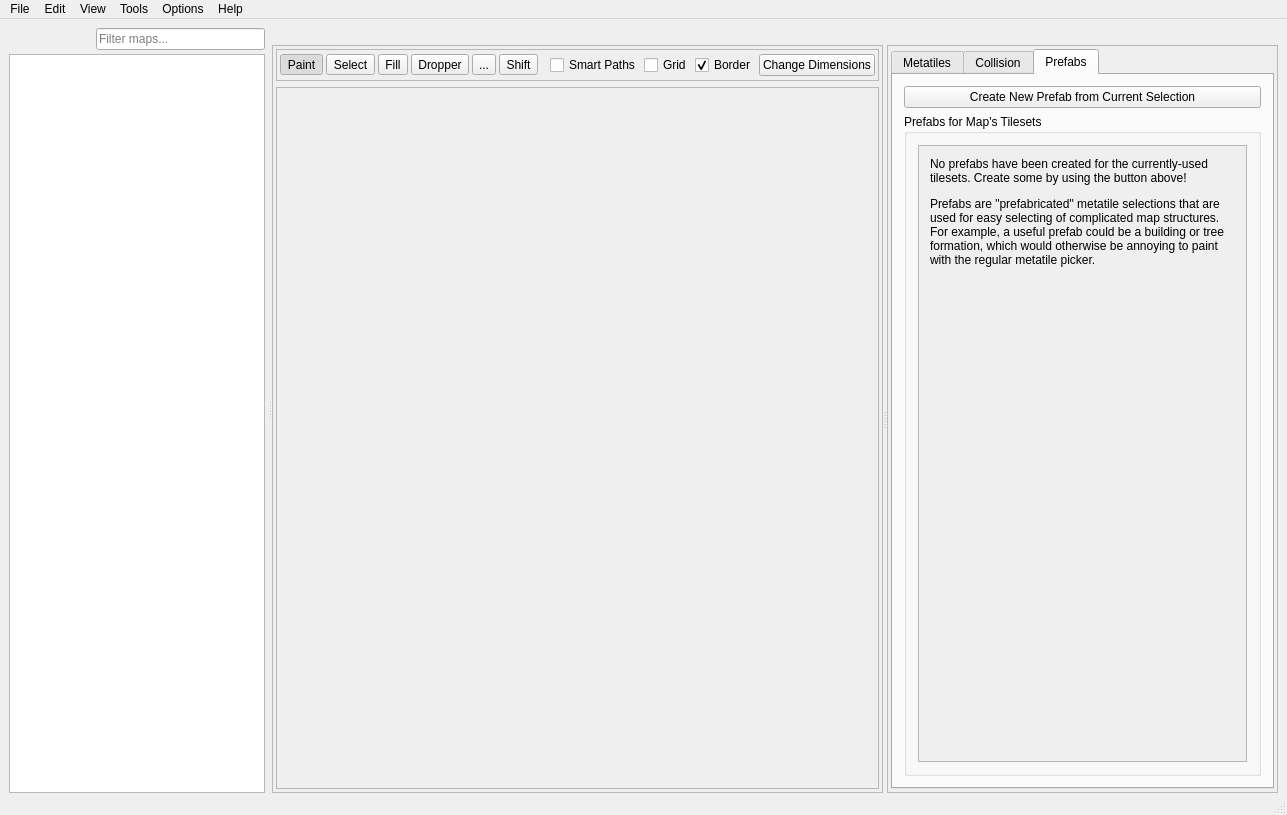
huderlem/porymap, file forms/mainwindow.ui: the form before one commit.
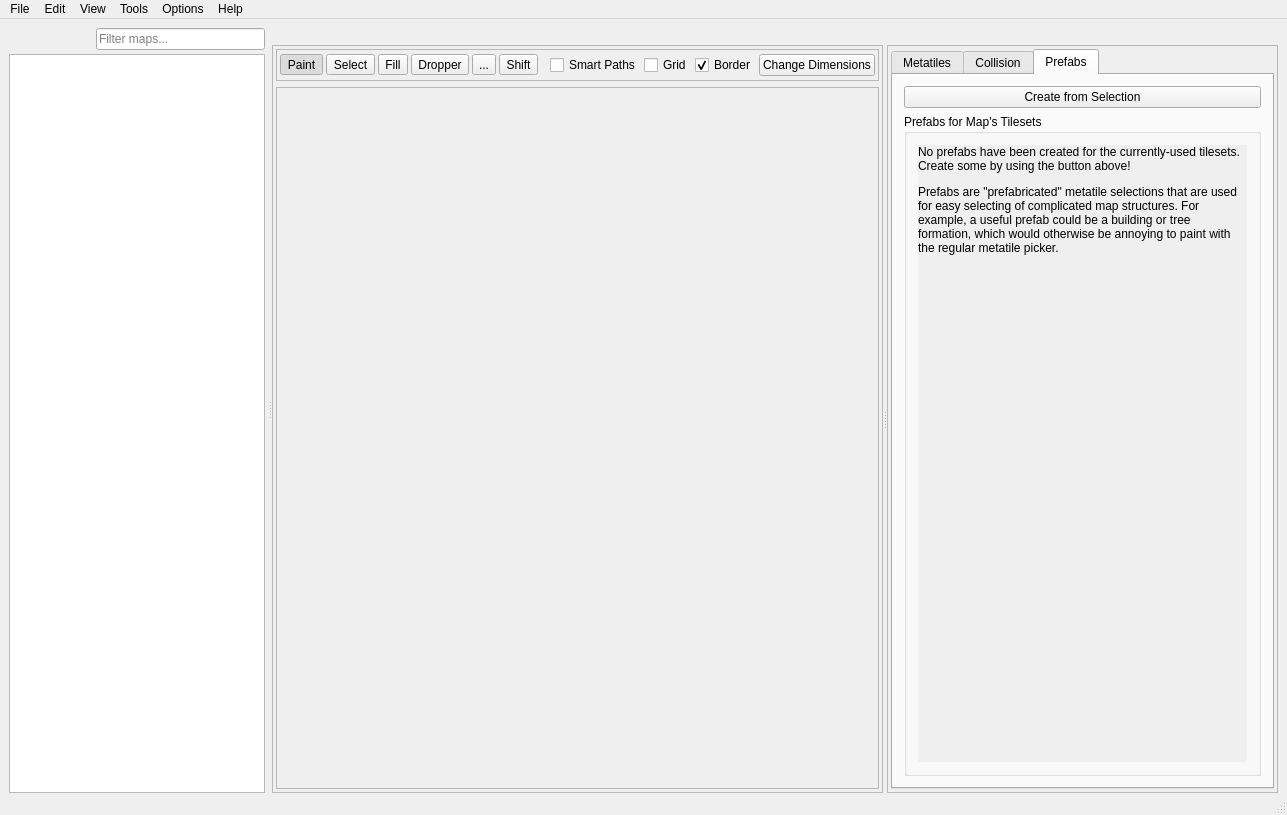
The form after the commit. The open tabs and pages were chosen to show the change. Icons and pictures are not drawn. Custom widgets are drawn as their Qt base class.

Commit message: Clicking on a prefab will make it the current selection for painting

```diff
--- a/forms/mainwindow.ui
+++ b/forms/mainwindow.ui
@@ -1271,8 +1271,18 @@
                     <layout class="QVBoxLayout" name="verticalLayout_3">
                      <item>
                       <widget class="QPushButton" name="pushButton">
+                       <property name="sizePolicy">
+                        <sizepolicy hsizetype="Preferred" vsizetype="Preferred">
+                         <horstretch>0</horstretch>
+                         <verstretch>0</verstretch>
+                        </sizepolicy>
+                       </property>
                        <property name="text">
-                        <string>Create New Prefab from Current Selection</string>
+                        <string>Create from Selection</string>
+                       </property>
+                       <property name="icon">
+                        <iconset resource="../resources/images.qrc">
+                         <normaloff>:/icons/add.ico</normaloff>:/icons/add.ico</iconset>
                        </property>
                        <property name="autoDefault">
                         <bool>false</bool>
@@ -1293,6 +1303,9 @@
                        <layout class="QVBoxLayout" name="verticalLayout_15">
                         <item>
                          <widget class="QScrollArea" name="scrollArea">
+                          <property name="frameShape">
+                           <enum>QFrame::NoFrame</enum>
+                          </property>
                           <property name="widgetResizable">
                            <bool>true</bool>
                           </property>
@@ -1301,11 +1314,23 @@
                             <rect>
                              <x>0</x>
                              <y>0</y>
-                             <width>396</width>
-                             <height>630</height>
+                             <width>398</width>
+                             <height>631</height>
                             </rect>
                            </property>
                            <layout class="QVBoxLayout" name="verticalLayout_14">
+                            <property name="leftMargin">
+                             <number>0</number>
+                            </property>
+                            <property name="topMargin">
+                             <number>0</number>
+                            </property>
+                            <property name="rightMargin">
+                             <number>0</number>
+                            </property>
+                            <property name="bottomMargin">
+                             <number>0</number>
+                            </property>
                             <item>
                              <widget class="QLabel" name="label_prefabHelp">
                               <property name="text">
```
The commit also changes 9 other files.
